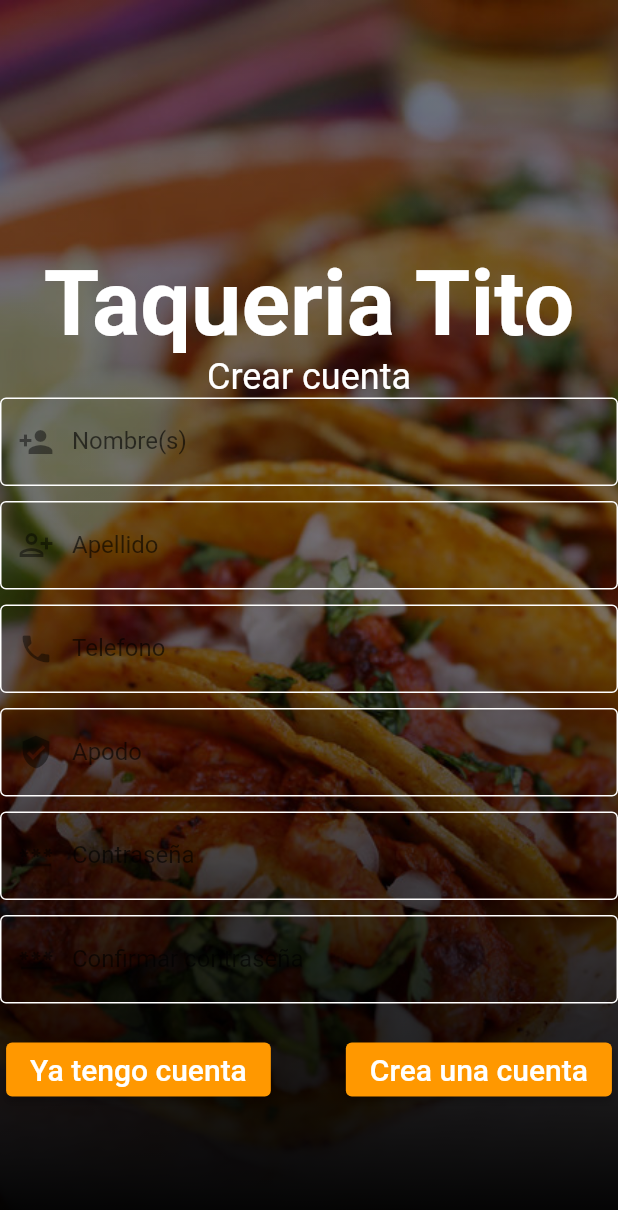
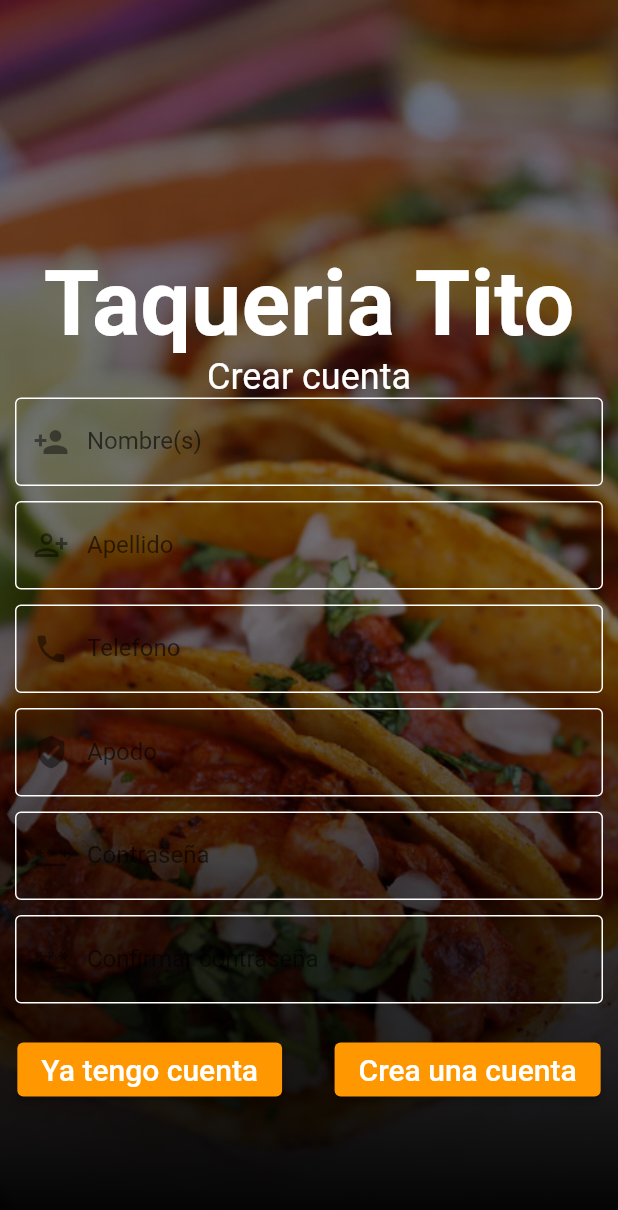
Before and after one commit to rsalasv/Tacos-Tito, a Flutter app: the screen it shows after launch, on a phone screen of 412 x 824 dp. Shown: the top 1210 px of the screen. Run offline on Flutter 3.47's test engine with Material 2 defaults, Android fonts, the light colour scheme and no system bars.

```diff
--- a/tacos_tito/lib/views/login.dart
+++ b/tacos_tito/lib/views/login.dart
@@ -16,7 +16,9 @@ class _LoginState extends State<Login> {
         BackgroundImage(),
         Scaffold(
           backgroundColor: Colors.transparent,
-          body: Column(mainAxisAlignment: MainAxisAlignment.center,children: [
+          body: Container(
+            margin: EdgeInsets.all(10),
+            child: Column(mainAxisAlignment: MainAxisAlignment.center,children: [
               SizedBox(height: 80,),
               Text("Taqueria Tito", style: TextStyle(color: Colors.white, fontSize: 60, fontWeight: FontWeight.bold),),
               TextField(
@@ -48,6 +50,7 @@ class _LoginState extends State<Login> {
                   ElevatedButton(onPressed: ()=>{}, child: Text("Crea una cuenta", style: TextStyle(fontSize: 20, color: Colors.white),)),
                 ],)
             ],),
+          ),
         )
       ],
     );
--- a/tacos_tito/lib/views/signin.dart
+++ b/tacos_tito/lib/views/signin.dart
@@ -17,7 +17,9 @@ class _SigninState extends State<Signin> {
         Scaffold(
           resizeToAvoidBottomInset: false,
           backgroundColor: Colors.transparent,
-          body: Column(mainAxisAlignment: MainAxisAlignment.center,children: [
+          body: Container(
+            margin: EdgeInsets.all(10),
+            child: Column(mainAxisAlignment: MainAxisAlignment.center,children: [
               SizedBox(height: 80,),
               Text("Taqueria Tito", style: TextStyle(color: Colors.white, fontSize: 60, fontWeight: FontWeight.bold),),
               Text("Crear cuenta", style: TextStyle(color: Colors.white, fontSize: 24),),
@@ -88,10 +90,11 @@ class _SigninState extends State<Signin> {
                 mainAxisAlignment:MainAxisAlignment.center,
                 children: [
                   ElevatedButton(onPressed: ()=>{}, child: Text("Ya tengo cuenta", style: TextStyle(fontSize: 20, color: Colors.white),)),
-                SizedBox(width: 50,),
+                  SizedBox(width: 35,),
                   ElevatedButton(onPressed: ()=>{}, child: Text("Crea una cuenta", style: TextStyle(fontSize: 20, color: Colors.white),)),
                 ],)
             ],),
+          ),
         )
       ],
     );
```
Also changed, not shown: tacos_tito/pubspec.lock. Lines whose indentation alone changed are shown as unchanged.
